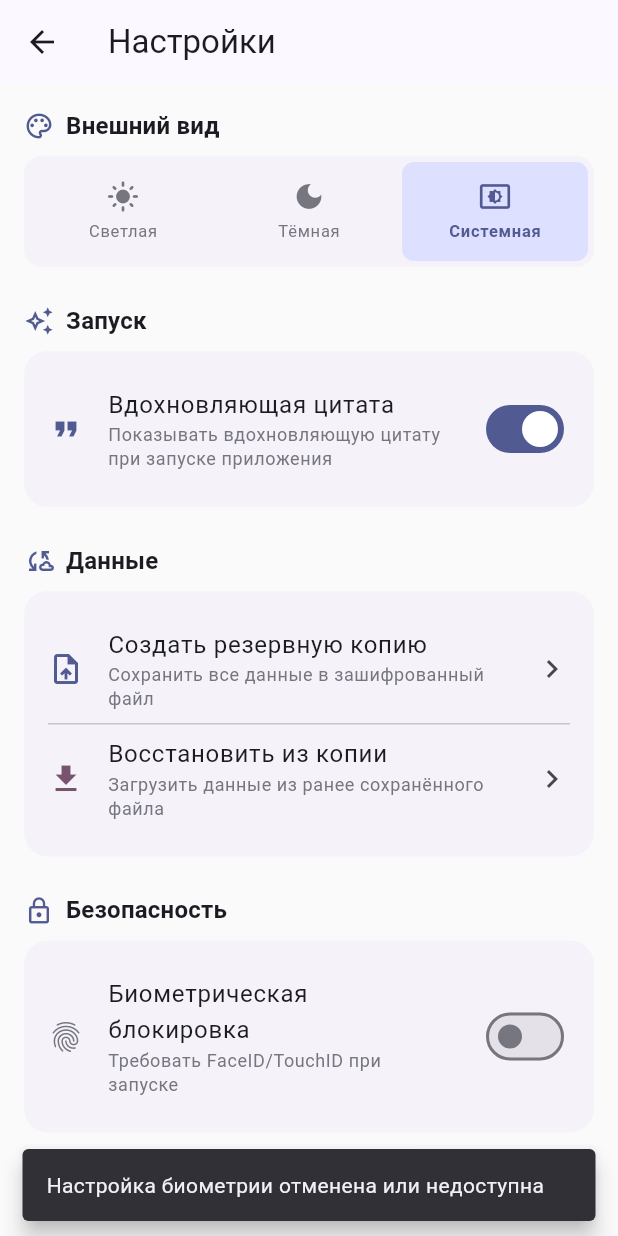
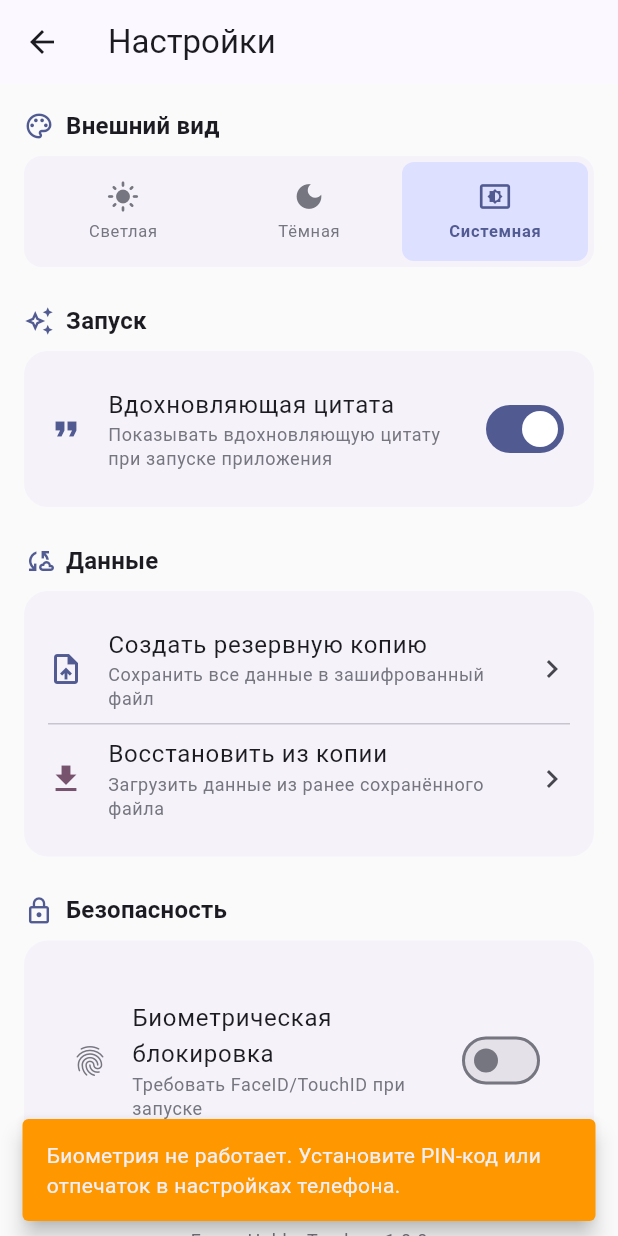
Before and after one commit to JustSelection/disciphobby_tracker, a Flutter app: the SettingsScreen screen opened directly, after a tap on "Биометрическая блокировка", on a phone screen of 412 x 824 dp. Run offline on Flutter 3.47's test engine with Material 3 defaults, Android fonts, the phone set to English and light mode, and no system bars; our stand-ins replace drift, emoji_picker_flutter, file_picker, local_auth, share_plus, shared_preferences; missing offline and left inert: encrypt; accounts and stored records are empty; generated files the repository leaves out were written again.

Commit message:
refactor(settings): модульное разделение экрана настроек и исправление бага с темой- Вынесены секции настроек в отдельные виджеты: SettingsAppearanceSection и SettingsDataSecuritySection.- SettingsScreen превращен в чистую декларативную оболочку (46 строк).- Исправлен баг: при повторном входе в настройки выбранная тема сбрасывалась на Системную. Теперь тема корректно загружается из ThemeService.- Убран избыточный статический статус биометрии из UI. Обратная связь теперь происходит через SnackBar.

```diff
--- a/lib/screens/settings_screen.dart
+++ b/lib/screens/settings_screen.dart
@@ -1,195 +1,32 @@
 // lib/screens/settings_screen.dart
 import 'package:flutter/material.dart';
-import 'package:flutter/services.dart';
-import '../main.dart';
-import '../services/theme_service.dart';
-import '../services/quote_service.dart';
-import '../services/biometric_service.dart';
-import '../services/backup_service.dart';
-import '../widgets/settings_theme_selector.dart';
-import '../widgets/settings_backup_section.dart';
-import '../widgets/settings_biometric_section.dart';
-import '../widgets/settings_section_header.dart';
+import '../widgets/settings_appearance_section.dart';
+import '../widgets/settings_data_security_section.dart';
 
 /// Экран настроек приложения (Сцена 7).
-class SettingsScreen extends StatefulWidget {
+/// Является чистой оболочкой, делегирующей всю логику и состояние модульным виджетам.
+class SettingsScreen extends StatelessWidget {
   const SettingsScreen({super.key});
-
-  @override
-  State<SettingsScreen> createState() => _SettingsScreenState();
-}
-
-class _SettingsScreenState extends State<SettingsScreen> {
-  ThemeMode _currentTheme = ThemeMode.system;
-  bool _biometricEnabled = false;
-  bool _showQuoteOnStart = true;
-  bool _isBackupInProgress = false;
-  bool _isRestoreInProgress = false;
-
-  @override
-  void initState() {
-    super.initState();
-    _loadPreferences();
-  }
-
-  Future<void> _loadPreferences() async {
-    final quoteValue = await QuoteService.loadShowQuote();
-    final biometricValue = await BiometricService.isEnabled();
-    if (mounted) {
-      setState(() {
-        _showQuoteOnStart = quoteValue;
-        _biometricEnabled = biometricValue;
-      });
-    }
-  }
-
-  void _onThemeChanged(ThemeMode mode) {
-    HapticFeedback.selectionClick();
-    setState(() => _currentTheme = mode);
-    themeNotifier.value = mode;
-    ThemeService.saveTheme(mode);
-  }
-
-  Future<void> _createBackup() async {
-    if (_isBackupInProgress) return;
-    setState(() => _isBackupInProgress = true);
-
-    final success = await BackupService.createBackup();
-
-    if (!mounted) return;
-    setState(() => _isBackupInProgress = false);
-
-    ScaffoldMessenger.of(context).showSnackBar(
-      SnackBar(
-        content: Text(success ? 'Резервная копия успешно создана' : 'Создание копии отменено или не удалось'),
-        behavior: SnackBarBehavior.floating,
-      ),
-    );
-  }
-
-  Future<void> _restoreBackup() async {
-    if (_isRestoreInProgress) return;
-    setState(() => _isRestoreInProgress = true);
-
-    final success = await BackupService.restoreBackup();
-
-    if (!mounted) return;
-    setState(() => _isRestoreInProgress = false);
-
-    if (success) {
-      ScaffoldMessenger.of(context).showSnackBar(
-        const SnackBar(
-          content: Text('Данные успешно восстановлены! Перезапуск...'),
-          behavior: SnackBarBehavior.floating,
-          duration: Duration(seconds: 2),
-        ),
-      );
-
-      // Даём время на отрисовку уведомления перед перезапуском дерева виджетов
-      await Future.delayed(const Duration(milliseconds: 1500));
-
-      if (mounted) {
-        await restartApp();
-      }
-    } else {
-      ScaffoldMessenger.of(context).showSnackBar(
-        const SnackBar(
-          content: Text('Восстановление отменено или не удалось'),
-          behavior: SnackBarBehavior.floating,
-        ),
-      );
-    }
-  }
-
-  Future<void> _onBiometricChanged(bool value) async {
-    HapticFeedback.selectionClick();
-    final result = await BiometricService.toggleBiometric();
-
-    if (!mounted) return;
-
-    if (result != null) {
-      setState(() => _biometricEnabled = result);
-      ScaffoldMessenger.of(context).showSnackBar(
-        SnackBar(
-          content: Text(result ? 'Биометрическая защита включена' : 'Биометрическая защита отключена'),
-          behavior: SnackBarBehavior.floating,
-        ),
-      );
-    } else {
-      ScaffoldMessenger.of(context).showSnackBar(
-        const SnackBar(
-          content: Text('Настройка биометрии отменена или недоступна'),
-          behavior: SnackBarBehavior.floating,
-        ),
-      );
-    }
-  }
-
-  Future<void> _onQuoteToggle(bool value) async {
-    HapticFeedback.selectionClick();
-    setState(() => _showQuoteOnStart = value);
-    await QuoteService.saveShowQuote(value);
-  }
 
   @override
   Widget build(BuildContext context) {
     final theme = Theme.of(context);
+
     return Scaffold(
       appBar: AppBar(title: const Text('Настройки')),
       body: ListView(
         padding: const EdgeInsets.all(16),
         children: [
-          const SettingsSectionHeader(title: 'Внешний вид', icon: Icons.palette_outlined),
-          const SizedBox(height: 8),
-          SettingsThemeSelector(
-            currentTheme: _currentTheme,
-            onChanged: _onThemeChanged,
-          ),
+          const SettingsAppearanceSection(),
           const SizedBox(height: 24),
-          const SettingsSectionHeader(title: 'Запуск', icon: Icons.auto_awesome_outlined),
-          const SizedBox(height: 8),
-          Container(
-            padding: const EdgeInsets.all(16),
-            decoration: BoxDecoration(
-              color: theme.colorScheme.surfaceContainerLow,
-              borderRadius: BorderRadius.circular(16),
-            ),
-            child: SwitchListTile(
-              contentPadding: EdgeInsets.zero,
-              secondary: Icon(
-                Icons.format_quote,
-                color: _showQuoteOnStart ? theme.colorScheme.primary : theme.colorScheme.outline,
-              ),
-              title: const Text('Вдохновляющая цитата'),
-              subtitle: Text(
-                'Показывать вдохновляющую цитату при запуске приложения',
-                style: theme.textTheme.bodySmall?.copyWith(color: theme.colorScheme.outline),
-              ),
-              value: _showQuoteOnStart,
-              onChanged: _onQuoteToggle,
-            ),
-          ),
-          const SizedBox(height: 24),
-          const SettingsSectionHeader(title: 'Данные', icon: Icons.cloud_sync_outlined),
-          const SizedBox(height: 8),
-          SettingsBackupSection(
-            isBackupInProgress: _isBackupInProgress,
-            isRestoreInProgress: _isRestoreInProgress,
-            onCreateBackup: _createBackup,
-            onRestoreBackup: _restoreBackup,
-          ),
-          const SizedBox(height: 24),
-          const SettingsSectionHeader(title: 'Безопасность', icon: Icons.lock_outline),
-          const SizedBox(height: 8),
-          SettingsBiometricSection(
-            biometricEnabled: _biometricEnabled,
-            onBiometricChanged: _onBiometricChanged,
-          ),
+          const SettingsDataSecuritySection(),
           const SizedBox(height: 32),
           Center(
             child: Text(
               'Focus Hobby Tracker v1.0.0',
-              style: theme.textTheme.bodySmall?.copyWith(color: theme.colorScheme.outline),
+              style: theme.textTheme.bodySmall?.copyWith(
+                color: theme.colorScheme.outline,
+              ),
             ),
           ),
         ],
--- /dev/null
+++ b/lib/widgets/settings_appearance_section.dart
@@ -0,0 +1,93 @@
+// lib/widgets/settings_appearance_section.dart
+import 'package:flutter/material.dart';
+import 'package:flutter/services.dart';
+import '../main.dart';
+import '../services/theme_service.dart';
+import '../services/quote_service.dart';
+import 'settings_section_header.dart';
+import 'settings_theme_selector.dart';
+
+/// Секция настроек внешнего вида и запуска приложения.
+class SettingsAppearanceSection extends StatefulWidget {
+  const SettingsAppearanceSection({super.key});
+
+  @override
+  State<SettingsAppearanceSection> createState() => _SettingsAppearanceSectionState();
+}
+
+class _SettingsAppearanceSectionState extends State<SettingsAppearanceSection> {
+  ThemeMode _currentTheme = ThemeMode.system;
+  bool _showQuoteOnStart = true;
+
+  @override
+  void initState() {
+    super.initState();
+    _loadPreferences();
+  }
+
+  Future<void> _loadPreferences() async {
+    // ✅ ИСПРАВЛЕНО: Загружаем актуальную тему при открытии настроек
+    final themeValue = await ThemeService.loadTheme();
+    final quoteValue = await QuoteService.loadShowQuote();
+
+    if (mounted) {
+      setState(() {
+        _currentTheme = themeValue;
+        _showQuoteOnStart = quoteValue;
+      });
+    }
+  }
+
+  void _onThemeChanged(ThemeMode mode) {
+    HapticFeedback.selectionClick();
+    setState(() => _currentTheme = mode);
+    themeNotifier.value = mode;
+    ThemeService.saveTheme(mode);
+  }
+
+  Future<void> _onQuoteToggle(bool value) async {
+    HapticFeedback.selectionClick();
+    setState(() => _showQuoteOnStart = value);
+    await QuoteService.saveShowQuote(value);
+  }
+
+  @override
+  Widget build(BuildContext context) {
+    final theme = Theme.of(context);
+    return Column(
+      crossAxisAlignment: CrossAxisAlignment.start,
+      children: [
+        const SettingsSectionHeader(title: 'Внешний вид', icon: Icons.palette_outlined),
+        const SizedBox(height: 8),
+        SettingsThemeSelector(
+          currentTheme: _currentTheme,
+          onChanged: _onThemeChanged,
+        ),
+        const SizedBox(height: 24),
+        const SettingsSectionHeader(title: 'Запуск', icon: Icons.auto_awesome_outlined),
+        const SizedBox(height: 8),
+        Container(
+          padding: const EdgeInsets.all(16),
+          decoration: BoxDecoration(
+            color: theme.colorScheme.surfaceContainerLow,
+            borderRadius: BorderRadius.circular(16),
+          ),
+          child: SwitchListTile(
+            contentPadding: EdgeInsets.zero,
+            secondary: Icon(
+              Icons.format_quote,
+              color: _showQuoteOnStart ? theme.colorScheme.primary : theme.colorScheme.outline,
+            ),
+            title: const Text('Вдохновляющая цитата'),
+            subtitle: Text(
+              'Показывать вдохновляющую цитату при запуске приложения',
+              style: theme.textTheme.bodySmall?.copyWith(color: theme.colorScheme.outline),
+            ),
+            value: _showQuoteOnStart,
+            onChanged: _onQuoteToggle,
+          ),
+        ),
+      ],
+    );
+  }
+}
--- /dev/null
+++ b/lib/widgets/settings_data_security_section.dart
@@ -0,0 +1,156 @@
+// lib/widgets/settings_data_security_section.dart
+import 'package:flutter/material.dart';
+import 'package:flutter/services.dart';
+import '../main.dart';
+import '../services/biometric_service.dart';
+import '../services/backup_service.dart';
+import 'settings_section_header.dart';
+import 'settings_backup_section.dart';
+import 'settings_biometric_section.dart';
+
+/// Секция настроек для управления данными (бэкап) и безопасностью (биометрия).
+class SettingsDataSecuritySection extends StatefulWidget {
+  const SettingsDataSecuritySection({super.key});
+
+  @override
+  State<SettingsDataSecuritySection> createState() => _SettingsDataSecuritySectionState();
+}
+
+class _SettingsDataSecuritySectionState extends State<SettingsDataSecuritySection> {
+  bool _biometricEnabled = false;
+  bool _isBackupInProgress = false;
+  bool _isRestoreInProgress = false;
+
+  @override
+  void initState() {
+    super.initState();
+    _loadPreferences();
+  }
+
+  Future<void> _loadPreferences() async {
+    final biometricValue = await BiometricService.isEnabled();
+    if (mounted) {
+      setState(() {
+        _biometricEnabled = biometricValue;
+      });
+    }
+  }
+
+  Future<void> _createBackup() async {
+    if (_isBackupInProgress) return;
+    setState(() => _isBackupInProgress = true);
+
+    final success = await BackupService.createBackup();
+
+    if (!mounted) return;
+    setState(() => _isBackupInProgress = false);
+
+    ScaffoldMessenger.of(context).showSnackBar(
+      SnackBar(
+        content: Text(success ? 'Резервная копия создана' : 'Отменено или ошибка'),
+        behavior: SnackBarBehavior.floating,
+      ),
+    );
+    _loadPreferences();
+  }
+
+  Future<void> _restoreBackup() async {
+    if (_isRestoreInProgress) return;
+    setState(() => _isRestoreInProgress = true);
+
+    final success = await BackupService.restoreBackup();
+
+    if (!mounted) return;
+    setState(() => _isRestoreInProgress = false);
+
+    if (success) {
+      ScaffoldMessenger.of(context).showSnackBar(
+        const SnackBar(
+          content: Text('Данные восстановлены! Перезапуск...'),
+          behavior: SnackBarBehavior.floating,
+          duration: Duration(seconds: 2),
+        ),
+      );
+      await Future.delayed(const Duration(milliseconds: 1500));
+      if (mounted) await restartApp();
+    } else {
+      ScaffoldMessenger.of(context).showSnackBar(
+        const SnackBar(
+          content: Text('Восстановление отменено или не удалось'),
+          behavior: SnackBarBehavior.floating,
+        ),
+      );
+    }
+  }
+
+  Future<void> _onBiometricChanged(bool value) async {
+    HapticFeedback.selectionClick();
+
+    final isAvailable = await BiometricService.isAvailable();
+    if (!isAvailable) {
+      if (!mounted) return;
+      ScaffoldMessenger.of(context).showSnackBar(
+        const SnackBar(
+          content: Text('Биометрия не работает. Установите PIN-код или отпечаток в настройках телефона.'),
+          behavior: SnackBarBehavior.floating,
+          backgroundColor: Colors.orange,
+          duration: Duration(seconds: 4),
+        ),
+      );
+      setState(() => _biometricEnabled = false);
+      return;
+    }
+
+    final result = await BiometricService.toggleBiometric();
+    if (!mounted) return;
+
+    if (result != null) {
+      setState(() => _biometricEnabled = result);
+      ScaffoldMessenger.of(context).showSnackBar(
+        SnackBar(
+          content: Text(result ? 'Биометрическая защита включена' : 'Биометрическая защита отключена'),
+          behavior: SnackBarBehavior.floating,
+        ),
+      );
+    } else {
+      ScaffoldMessenger.of(context).showSnackBar(
+        const SnackBar(
+          content: Text('Аутентификация не пройдена или отменена'),
+          behavior: SnackBarBehavior.floating,
+        ),
+      );
+    }
+  }
+
+  @override
+  Widget build(BuildContext context) {
+    final theme = Theme.of(context);
+    return Column(
+      crossAxisAlignment: CrossAxisAlignment.start,
+      children: [
+        const SettingsSectionHeader(title: 'Данные', icon: Icons.cloud_sync_outlined),
+        const SizedBox(height: 8),
+        SettingsBackupSection(
+          isBackupInProgress: _isBackupInProgress,
+          isRestoreInProgress: _isRestoreInProgress,
+          onCreateBackup: _createBackup,
+          onRestoreBackup: _restoreBackup,
+        ),
+        const SizedBox(height: 24),
+        const SettingsSectionHeader(title: 'Безопасность', icon: Icons.lock_outline),
+        const SizedBox(height: 8),
+        Container(
+          padding: const EdgeInsets.all(16),
+          decoration: BoxDecoration(
+            color: theme.colorScheme.surfaceContainerLow,
+            borderRadius: BorderRadius.circular(16),
+          ),
+          child: SettingsBiometricSection(
+            biometricEnabled: _biometricEnabled,
+            onBiometricChanged: _onBiometricChanged,
+          ),
+        ),
+      ],
+    );
+  }
+}
```
